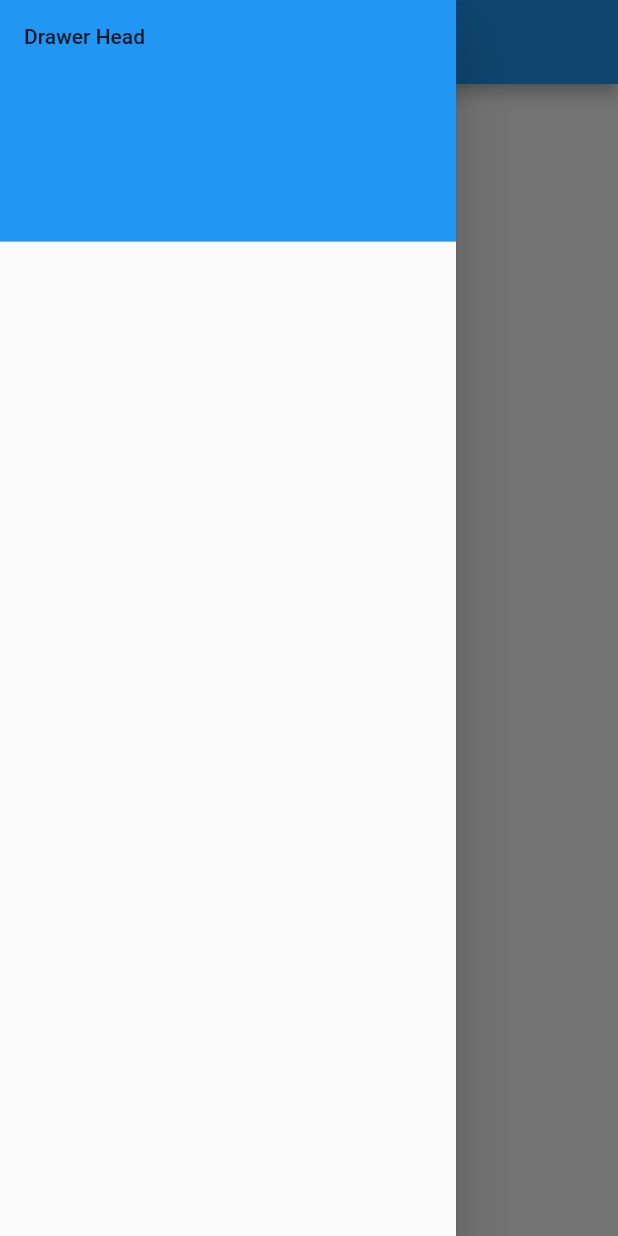
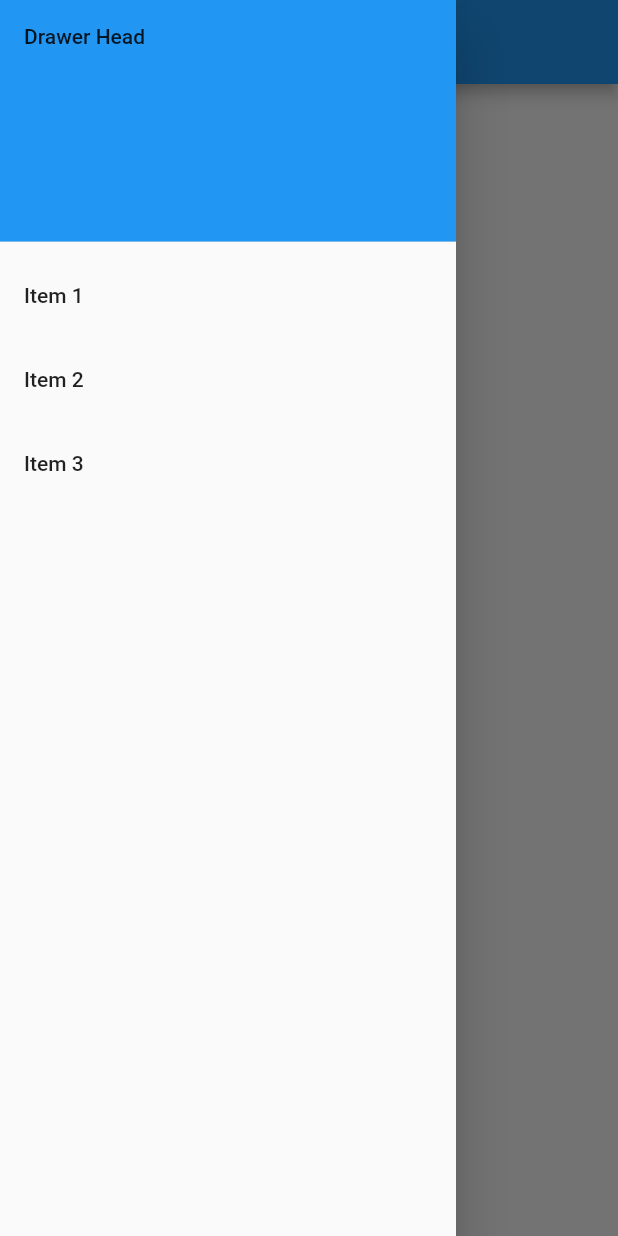
Before and after one commit to hyzic23/flutter_with_hooks, a Flutter app: the HomeScreenWidget screen opened directly, with the side drawer open, on a phone screen of 412 x 824 dp. Run offline on Flutter 3.47's test engine with Material 2 defaults, Android fonts, the phone set to English and light mode, and no system bars.

Commit message:
Added Drawer widget Menu to the hook app

```diff
--- a/lib/screens/home_screen.dart
+++ b/lib/screens/home_screen.dart
@@ -30,7 +30,28 @@ class HomeScreenWidget extends StatelessWidget {
                 decoration: BoxDecoration(
                   color: Colors.blue,
                 ),
-                child: Text('Drawer Head'))
+                child: Text('Drawer Head')),
+            ListTile(
+              title: const Text('Item 1'),
+              onTap: () {
+                // Then close the drawer
+                Navigator.pop(context);
+              },
+            ),
+            ListTile(
+              title: const Text('Item 2'),
+              onTap: () {
+                // Then close the drawer
+                Navigator.pop(context);
+              },
+            ),
+            ListTile(
+              title: const Text('Item 3'),
+              onTap: () {
+                // Then close the drawer
+                Navigator.pop(context);
+              },
+            )
           ],
         ),
       ),
```
